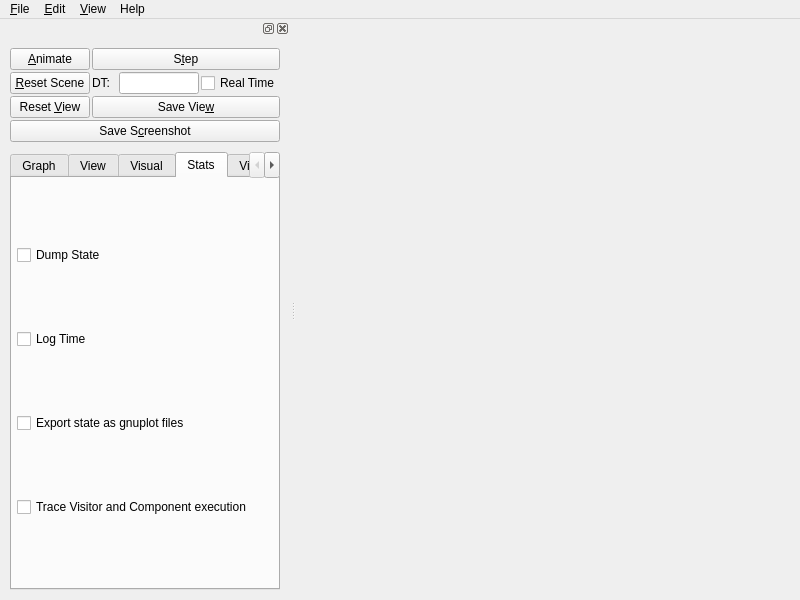
Before: the Qt Designer form applications/sofa/gui/qt/GUI.ui in sofa-framework/sofa, drawn with Qt 5.
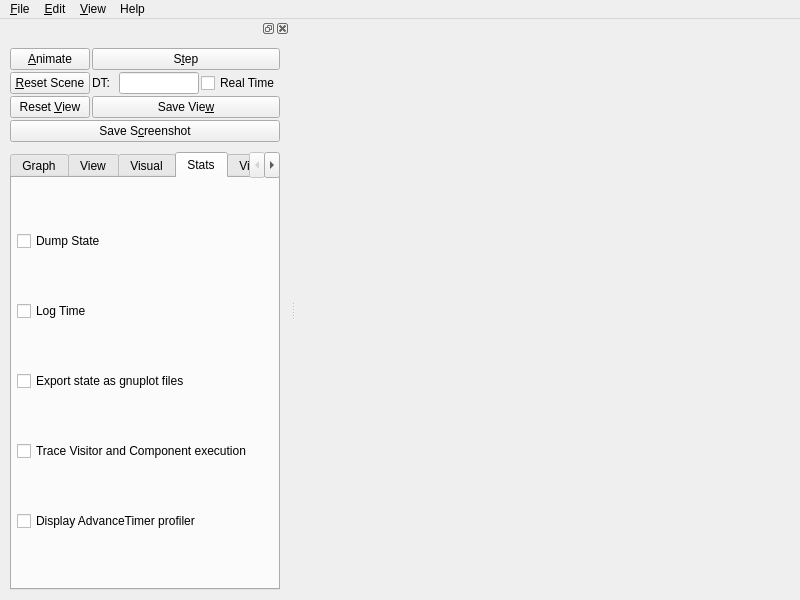
After: the same form once the commit is applied. The open tabs and pages were chosen to show the change. Icons and pictures are not drawn.

Commit message: [SofaQtGui] Add first PoC of advanceTimer profiler window.

Diff of the .ui file:
```diff
--- a/applications/sofa/gui/qt/GUI.ui
+++ b/applications/sofa/gui/qt/GUI.ui
@@ -506,6 +506,13 @@
               </property>
              </widget>
             </item>
+            <item>
+             <widget class="QCheckBox" name="displayTimeProfiler">
+              <property name="text">
+               <string>Display AdvanceTimer profiler</string>
+              </property>
+             </widget>
+            </item>
            </layout>
           </widget>
           <widget class="QWidget" name="TabPage">
```
The commit also changes 6 other files.
